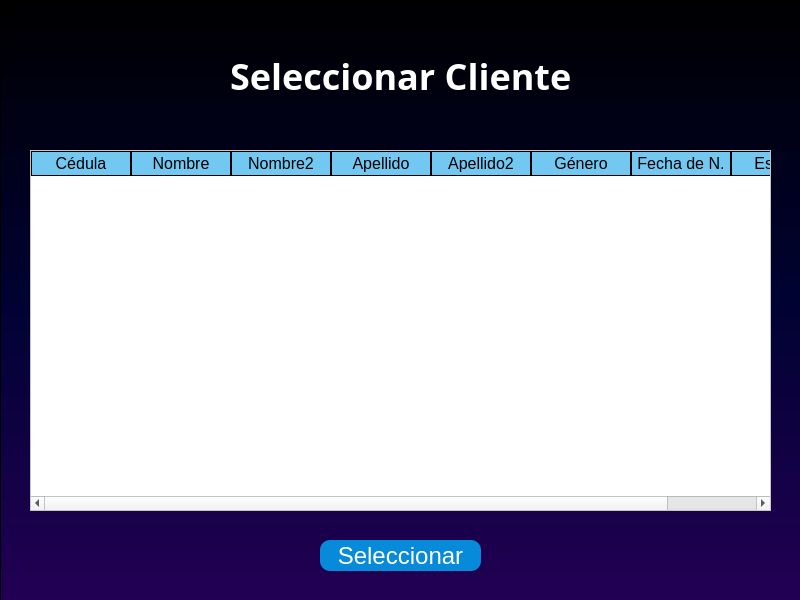
Above: frames/SeleccionarC.ui from Alonsou29/bibliotknew before the change. Below: the same form after it.
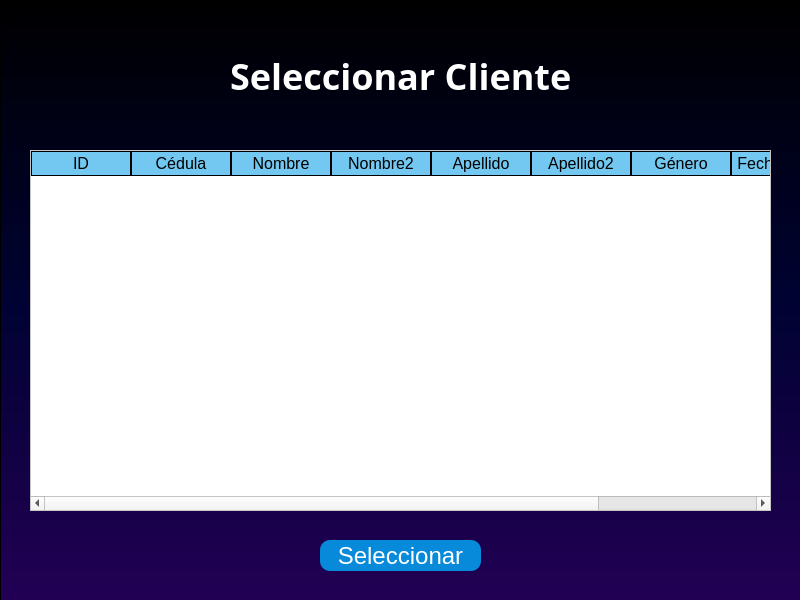
That is the form after the change.

Diff of the .ui file:
```diff
--- a/frames/SeleccionarC.ui
+++ b/frames/SeleccionarC.ui
@@ -126,6 +126,11 @@
      <property name="editTriggers">
       <set>QAbstractItemView::NoEditTriggers</set>
      </property>
+     <column>
+      <property name="text">
+       <string>ID</string>
+      </property>
+     </column>
      <column>
       <property name="text">
        <string>Cédula</string>
```
